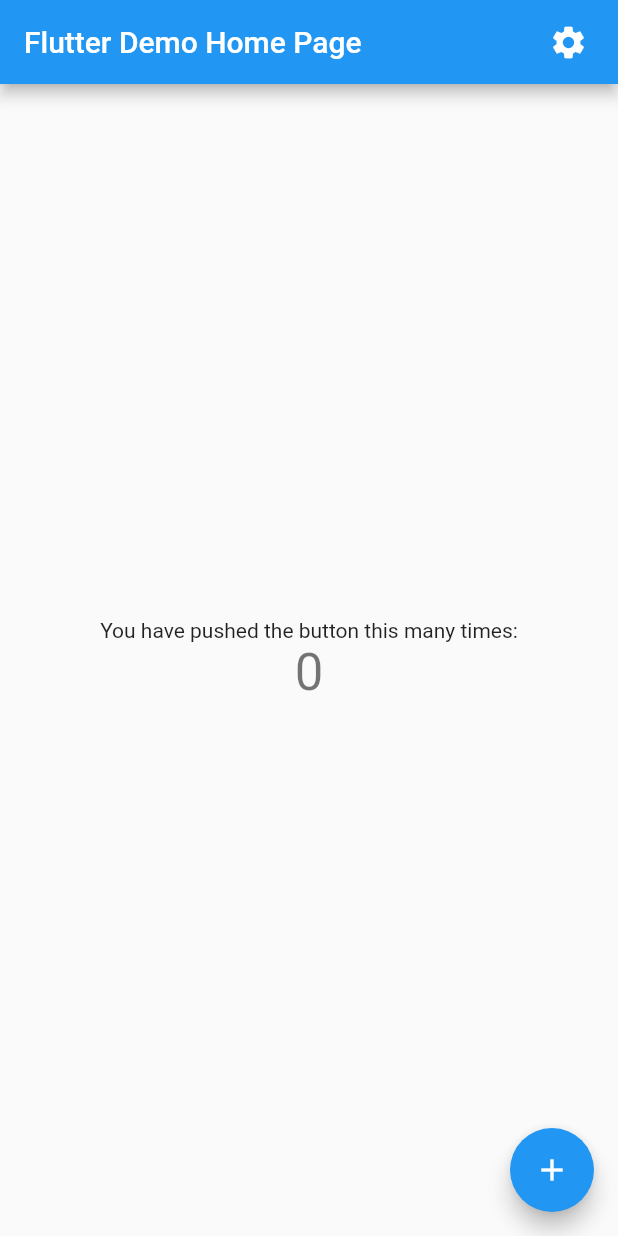
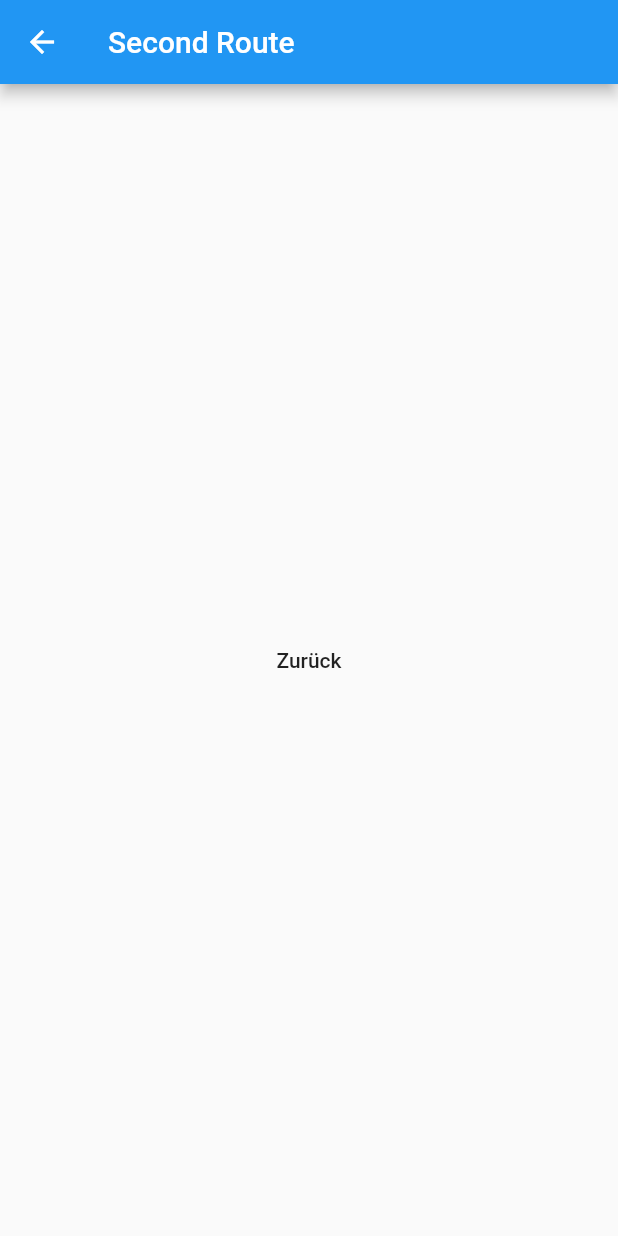
Before and after one commit to StevenKGER/corona-diary, a Flutter app: the screen it shows after launch, after a tap on the "settings" icon, on a phone screen of 412 x 824 dp. Run offline on Flutter 3.47's test engine with Material 2 defaults, Android fonts, the phone set to English and light mode, and no system bars.

Commit message:
add settings menu

```diff
--- a/lib/main.dart
+++ b/lib/main.dart
@@ -1,4 +1,5 @@
 import 'package:flutter/material.dart';
+import 'pages/settingsMenu.dart';
 
 void main() {
   runApp(MyApp());
@@ -81,7 +82,9 @@
           Padding(
               padding: EdgeInsets.only(right: 20.0),
               child: GestureDetector(
-                onTap: () {},
+                onTap: () {
+                  Navigator.push(context, MaterialPageRoute(builder: (context) => Settings()));
+                },
                 child: Icon(
                   Icons.settings,
                   size: 26.0,
--- /dev/null
+++ b/lib/pages/settingsMenu.dart
@@ -0,0 +1,20 @@
+import 'package:flutter/material.dart';
+
+class Settings extends StatelessWidget {
+  @override
+  Widget build(BuildContext context) {
+    return Scaffold(
+      appBar: AppBar(
+        title: Text("Second Route"),
+      ),
+      body: Center(
+        child: FlatButton(
+          onPressed: () {
+            Navigator.pop(context);
+          },
+          child: Text('Zurück'),
+        ),
+      ),
+    );
+  }
+}
```
